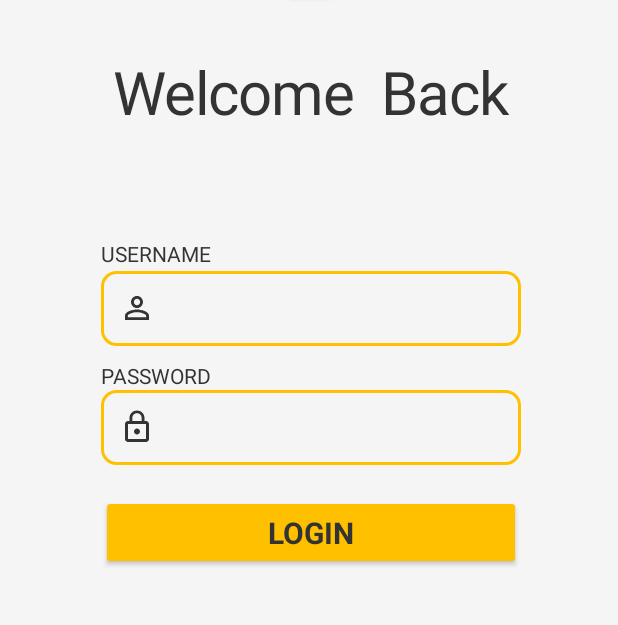
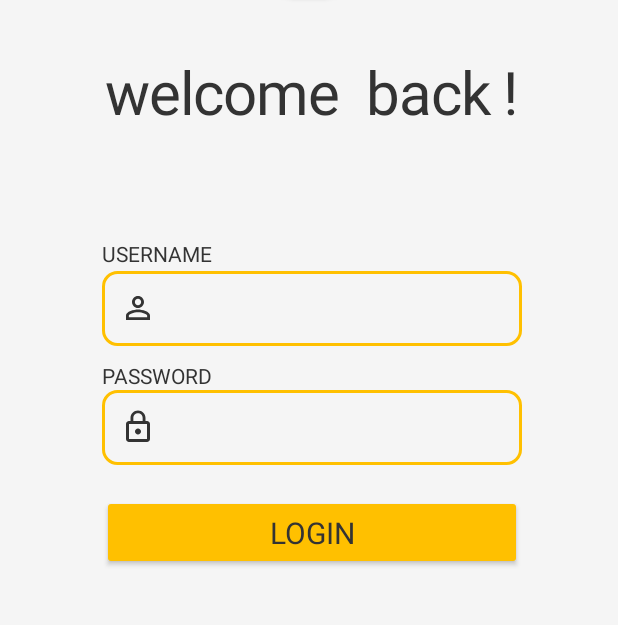
Before and after one commit to Harshs-06/Abilify, an Android app: the screen it shows after launch (login_page), after a tap on "LOGIN", on a phone screen of 412 x 824 dp, the part 468-1093 px from its top. Run offline under Robolectric (Android 15) with nearby library versions, the phone set to English and light mode, and no system bars; our stand-ins replace Firebase (no records; nobody signed in at launch, a user with empty details on screens opened directly); Roboto replaces fonts that are not available here.

Commit message:
second commit

```diff
--- a/app/build.gradle.kts
+++ b/app/build.gradle.kts
@@ -1,5 +1,6 @@
 plugins {
     alias(libs.plugins.android.application)
+    id("com.google.gms.google-services")
 }
 
 android {
@@ -41,5 +42,9 @@ dependencies {
     androidTestImplementation(libs.ext.junit)
     androidTestImplementation(libs.espresso.core)
     implementation("com.google.android.material:material:1.9.0")
+    implementation(platform("com.google.firebase:firebase-bom:33.9.0"))
+    implementation("com.google.firebase:firebase-analytics")
+    implementation("com.google.firebase:firebase-auth:21.0.1")
+
 
 }
--- a/app/src/main/java/com/mathematics/abilify/login_page.java
+++ b/app/src/main/java/com/mathematics/abilify/login_page.java
@@ -1,8 +1,11 @@
 package com.mathematics.abilify;
 
+import android.content.Intent;
 import android.os.Bundle;
+import android.view.View;
 import android.widget.Button;
 import android.widget.EditText;
+import android.widget.ProgressBar;
 import android.widget.Toast;
 
 import androidx.activity.EdgeToEdge;
@@ -11,8 +14,11 @@ import androidx.core.graphics.Insets;
 import androidx.core.view.ViewCompat;
 import androidx.core.view.WindowInsetsCompat;
 
+import com.google.firebase.Firebase;
+import com.google.firebase.auth.FirebaseAuth;
+
 public class login_page extends AppCompatActivity {
-
+    private FirebaseAuth mAuth;
     @Override
     protected void onCreate(Bundle savedInstanceState) {
         super.onCreate(savedInstanceState);
@@ -22,15 +28,50 @@ public class login_page extends AppCompatActivity {
         EditText edit_user_txt = findViewById(R.id.username);
         EditText edit_password_txt = findViewById(R.id.password);
         Button login = findViewById(R.id.loginButton);
+        ProgressBar progress = findViewById(R.id.progress);
+
+        progress.setVisibility(View.GONE);
+        mAuth = FirebaseAuth.getInstance();
+
+        login.setOnClickListener(v -> {
+
+            login.setText("");
+            progress.setVisibility(View.VISIBLE);
+            String username = edit_user_txt.getText().toString();
+            String password = edit_password_txt.getText().toString();
+            edit_user_txt.setEnabled(false);
+            edit_password_txt.setEnabled(false);
+            login.setEnabled(false);
+            if(username.isEmpty()||password.isEmpty()){
+                Toast.makeText(getApplicationContext(), "Please fill all login credentials", Toast.LENGTH_SHORT).show();
+                progress.setVisibility(View.GONE);
+                login.setText("Login");
+                edit_user_txt.setEnabled(true);
+                edit_password_txt.setEnabled(true);
+                login.setEnabled(true);
+
+                return;
+            }
+
+            mAuth.signInWithEmailAndPassword(username,password)
+                    .addOnCompleteListener(task -> {
+                           if(task.isSuccessful()) {
+                                startActivity(new Intent(login_page.this,MainActivity.class));
+                                finish();
+                           }
+                           else {
+                               Toast.makeText(getApplicationContext(), "Login Failed! \nTry Again.", Toast.LENGTH_SHORT).show();
+                               progress.setVisibility(View.GONE);
+                               login.setText("Login");
+                               login.setEnabled(true);
+                               edit_user_txt.setEnabled(true);
+                               edit_password_txt.setEnabled(true);
+                           }
+
+                    });
 
 
-        login.setOnClickListener(v -> {
-            String username = edit_user_txt.getText().toString();
-            String password = edit_password_txt.getText().toString();
 
-            if(username.isEmpty()||password.isEmpty()){
-                Toast.makeText(getApplicationContext(), "Please fill all login credentials", Toast.LENGTH_SHORT).show();
-            }
         });
 
         ViewCompat.setOnApplyWindowInsetsListener(findViewById(R.id.main), (v, insets) -> {
--- a/app/src/main/res/layout/activity_login_page.xml
+++ b/app/src/main/res/layout/activity_login_page.xml
@@ -34,7 +34,7 @@
         android:layout_marginTop="36dp"
         android:fontFamily="@font/acme"
         android:letterSpacing="-0.02"
-        android:text="Welcome  Back"
+        android:text="welcome  back !"
         android:textColor="#333333"
         android:textSize="40sp"
 
@@ -108,6 +108,11 @@
             android:background="@drawable/login_text_box_design"
             />
 
+        <FrameLayout
+            android:layout_width="wrap_content"
+            android:layout_height="wrap_content"
+            android:layout_gravity="center">
+
             <Button
                 android:id="@+id/loginButton"
                 android:layout_width="280dp"
@@ -117,10 +122,21 @@
                 android:textColor="#333333"
                 android:fontFamily="@font/acme"
                 android:text="Login"
-            tools:ignore="HardcodedText"
                 android:textSize="20sp"
-            android:textStyle="bold"
                  />
+
+            <ProgressBar
+                android:id="@+id/progress"
+                style="?android:attr/progressBarStyle"
+                android:layout_width="30dp"
+                android:layout_height="30dp"
+                android:indeterminateTint="#333333"
+                android:layout_gravity="center"
+                android:layout_marginTop="10dp"
+
+                />
+        </FrameLayout>
+
 
     </LinearLayout>
 
--- a/build.gradle.kts
+++ b/build.gradle.kts
@@ -1,4 +1,5 @@
 // Top-level build file where you can add configuration options common to all sub-projects/modules.
 plugins {
     alias(libs.plugins.android.application) apply false
+    id("com.google.gms.google-services") version "4.4.2" apply false
 }
```
Also changed, not shown: 1 other file. Lines whose indentation alone changed are shown as unchanged.
